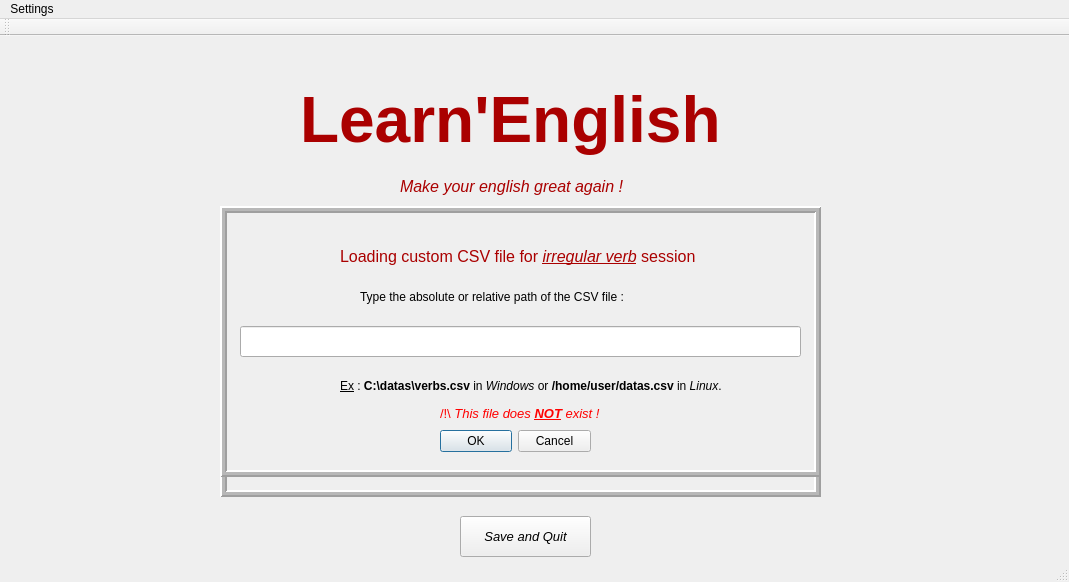
Old version of the form mainwindow.ui in the repository AOSauron/learnEnglish-app.
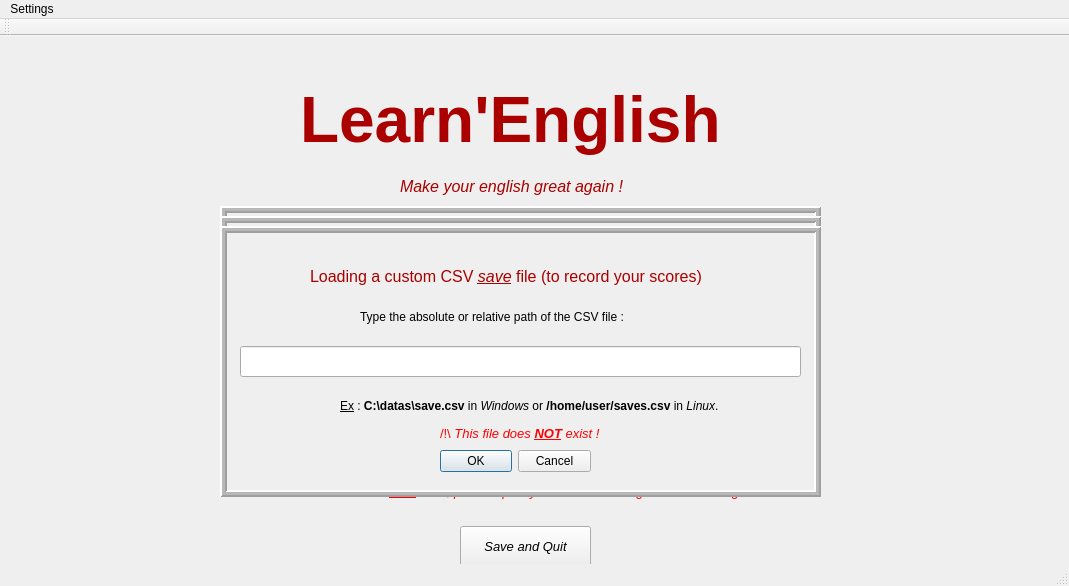
New version of the form.

Diff of the .ui file:
```diff
--- a/mainwindow.ui
+++ b/mainwindow.ui
@@ -7,7 +7,7 @@
     <x>0</x>
     <y>0</y>
     <width>1069</width>
-    <height>582</height>
+    <height>586</height>
    </rect>
   </property>
   <property name="cursor">
@@ -21,7 +21,7 @@
     <property name="geometry">
      <rect>
       <x>460</x>
-      <y>480</y>
+      <y>490</y>
       <width>131</width>
       <height>41</height>
      </rect>
@@ -227,7 +227,7 @@
     <property name="geometry">
      <rect>
       <x>220</x>
-      <y>190</y>
+      <y>180</y>
       <width>601</width>
       <height>271</height>
      </rect>
@@ -256,6 +256,11 @@
        <height>31</height>
       </rect>
      </property>
+     <property name="font">
+      <font>
+       <pointsize>10</pointsize>
+      </font>
+     </property>
     </widget>
     <widget class="QLabel" name="label_5">
      <property name="geometry">
@@ -375,6 +380,11 @@
        <height>31</height>
       </rect>
      </property>
+     <property name="font">
+      <font>
+       <pointsize>10</pointsize>
+      </font>
+     </property>
     </widget>
     <widget class="QLabel" name="label_10">
      <property name="geometry">
@@ -461,6 +471,151 @@
      </property>
     </widget>
    </widget>
+   <widget class="QFrame" name="widget_3">
+    <property name="geometry">
+     <rect>
+      <x>220</x>
+      <y>190</y>
+      <width>601</width>
+      <height>271</height>
+     </rect>
+    </property>
+    <property name="autoFillBackground">
+     <bool>true</bool>
+    </property>
+    <property name="frameShape">
+     <enum>QFrame::Box</enum>
+    </property>
+    <property name="frameShadow">
+     <enum>QFrame::Raised</enum>
+    </property>
+    <property name="lineWidth">
+     <number>2</number>
+    </property>
+    <property name="midLineWidth">
+     <number>3</number>
+    </property>
+    <widget class="QLineEdit" name="lineEdit_5">
+     <property name="geometry">
+      <rect>
+       <x>20</x>
+       <y>120</y>
+       <width>561</width>
+       <height>31</height>
+      </rect>
+     </property>
+     <property name="font">
+      <font>
+       <pointsize>10</pointsize>
+      </font>
+     </property>
+    </widget>
+    <widget class="QLabel" name="label_13">
+     <property name="geometry">
+      <rect>
+       <x>140</x>
+       <y>70</y>
+       <width>391</width>
+       <height>41</height>
+      </rect>
+     </property>
+     <property name="font">
+      <font>
+       <family>Meiryo UI</family>
+       <pointsize>9</pointsize>
+      </font>
+     </property>
+     <property name="text">
+      <string>&lt;html&gt;&lt;head/&gt;&lt;body&gt;&lt;p&gt;&lt;span style=&quot; font-weight:600;&quot;&gt;Type the &lt;/span&gt;&lt;span style=&quot; font-size:10pt; font-weight:600; text-decoration: underline;&quot;&gt;absolute&lt;/span&gt;&lt;span style=&quot; font-weight:600;&quot;&gt; or &lt;/span&gt;&lt;span style=&quot; font-weight:600; text-decoration: underline;&quot;&gt;relative&lt;/span&gt;&lt;span style=&quot; font-weight:600;&quot;&gt; path of the CSV file :&lt;/span&gt;&lt;/p&gt;&lt;/body&gt;&lt;/html&gt;</string>
+     </property>
+    </widget>
+    <widget class="QDialogButtonBox" name="buttonBox_3">
+     <property name="geometry">
+      <rect>
+       <x>220</x>
+       <y>220</y>
+       <width>151</width>
+       <height>31</height>
+      </rect>
+     </property>
+     <property name="font">
+      <font>
+       <family>Meiryo UI</family>
+      </font>
+     </property>
+     <property name="cursor">
+      <cursorShape>PointingHandCursor</cursorShape>
+     </property>
+     <property name="standardButtons">
+      <set>QDialogButtonBox::Cancel|QDialogButtonBox::Ok</set>
+     </property>
+    </widget>
+    <widget class="QLabel" name="label_14">
+     <property name="geometry">
+      <rect>
+       <x>120</x>
+       <y>160</y>
+       <width>391</width>
+       <height>41</height>
+      </rect>
+     </property>
+     <property name="text">
+      <string>&lt;html&gt;&lt;head/&gt;&lt;body&gt;&lt;p&gt;&lt;span style=&quot; text-decoration: underline;&quot;&gt;Ex&lt;/span&gt; :&lt;span style=&quot; font-weight:600;&quot;&gt; C:\datas\save.csv&lt;/span&gt; in &lt;span style=&quot; font-style:italic;&quot;&gt;Windows&lt;/span&gt; or&lt;span style=&quot; font-weight:600;&quot;&gt; /home/user/saves.csv&lt;/span&gt; in &lt;span style=&quot; font-style:italic;&quot;&gt;Linux&lt;/span&gt;.&lt;/p&gt;&lt;/body&gt;&lt;/html&gt;</string>
+     </property>
+    </widget>
+    <widget class="QLabel" name="label_15">
+     <property name="geometry">
+      <rect>
+       <x>90</x>
+       <y>20</y>
+       <width>441</width>
+       <height>61</height>
+      </rect>
+     </property>
+     <property name="font">
+      <font>
+       <family>Meiryo UI</family>
+      </font>
+     </property>
+     <property name="text">
+      <string>&lt;html&gt;&lt;head/&gt;&lt;body&gt;&lt;p&gt;&lt;span style=&quot; font-size:12pt; color:#aa0000;&quot;&gt;Loading a custom CSV &lt;/span&gt;&lt;span style=&quot; font-size:12pt; font-style:italic; text-decoration: underline; color:#aa0000;&quot;&gt;save&lt;/span&gt;&lt;span style=&quot; font-size:12pt; color:#aa0000;&quot;&gt; file (to record your scores)&lt;/span&gt;&lt;/p&gt;&lt;/body&gt;&lt;/html&gt;</string>
+     </property>
+    </widget>
+    <widget class="QLabel" name="label_warning_3">
+     <property name="geometry">
+      <rect>
+       <x>220</x>
+       <y>200</y>
+       <width>271</width>
+       <height>16</height>
+      </rect>
+     </property>
+     <property name="text">
+      <string>&lt;html&gt;&lt;head/&gt;&lt;body&gt;&lt;p&gt;&lt;span style=&quot; font-size:10pt; color:#ff0000;&quot;&gt;/!\&lt;/span&gt;&lt;span style=&quot; font-size:10pt; font-style:italic; color:#ff0000;&quot;&gt; This file does &lt;/span&gt;&lt;span style=&quot; font-size:10pt; font-weight:600; font-style:italic; text-decoration: underline; color:#ff0000;&quot;&gt;NOT&lt;/span&gt;&lt;span style=&quot; font-size:10pt; font-style:italic; color:#ff0000;&quot;&gt; exist !&lt;/span&gt;&lt;/p&gt;&lt;/body&gt;&lt;/html&gt;</string>
+     </property>
+    </widget>
+   </widget>
+   <widget class="QLabel" name="save_warning">
+    <property name="geometry">
+     <rect>
+      <x>250</x>
+      <y>440</y>
+      <width>581</width>
+      <height>31</height>
+     </rect>
+    </property>
+    <property name="font">
+     <font>
+      <family>Meiryo UI</family>
+      <pointsize>12</pointsize>
+      <italic>true</italic>
+     </font>
+    </property>
+    <property name="text">
+     <string>&lt;html&gt;&lt;head/&gt;&lt;body&gt;&lt;p&gt;&lt;span style=&quot; font-size:10pt; color:#ff0000;&quot;&gt;The CSV save file does &lt;/span&gt;&lt;span style=&quot; font-size:10pt; font-weight:600; text-decoration: underline; color:#ff0000;&quot;&gt;NOT&lt;/span&gt;&lt;span style=&quot; font-size:10pt; color:#ff0000;&quot;&gt; exist, please specify one in the 'Settings' before training !&lt;/span&gt;&lt;/p&gt;&lt;/body&gt;&lt;/html&gt;</string>
+    </property>
+   </widget>
+   <zorder>save_warning</zorder>
    <zorder>label_3</zorder>
    <zorder>pushButton_3</zorder>
    <zorder>lineEdit</zorder>
@@ -471,8 +626,9 @@
    <zorder>pushButton_2</zorder>
    <zorder>pushButton</zorder>
    <zorder>label_4</zorder>
-   <zorder>widget</zorder>
    <zorder>widget_2</zorder>
+   <zorder>widget</zorder>
+   <zorder>widget_3</zorder>
   </widget>
   <widget class="QMenuBar" name="menuBar">
    <property name="geometry">
```
